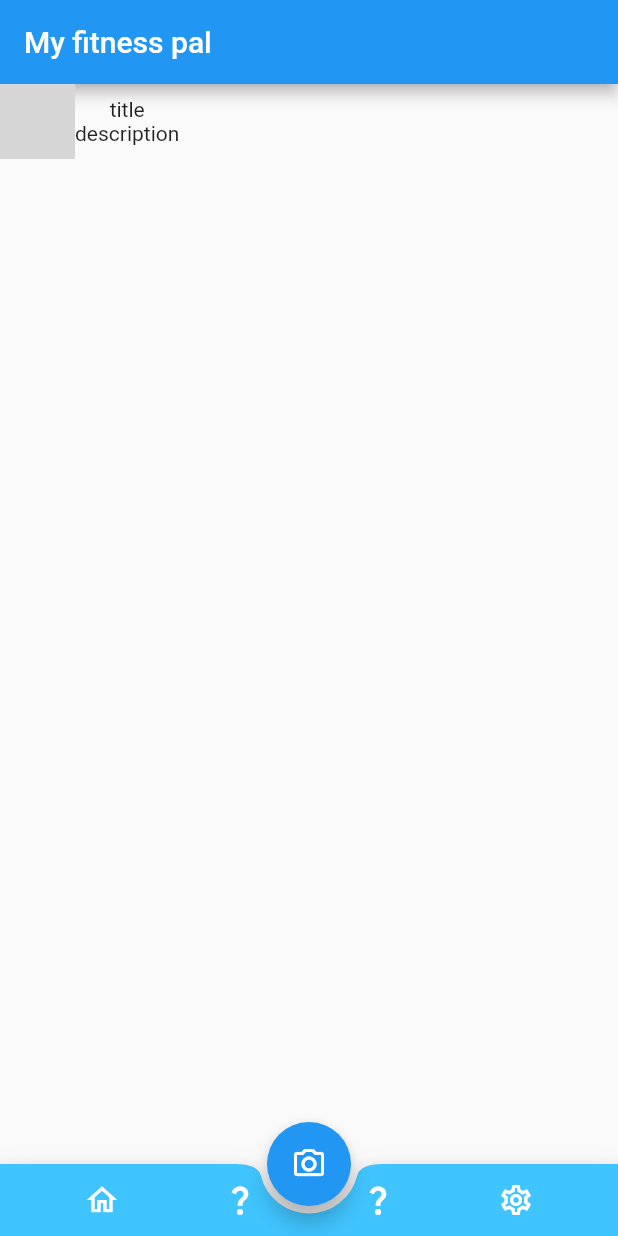
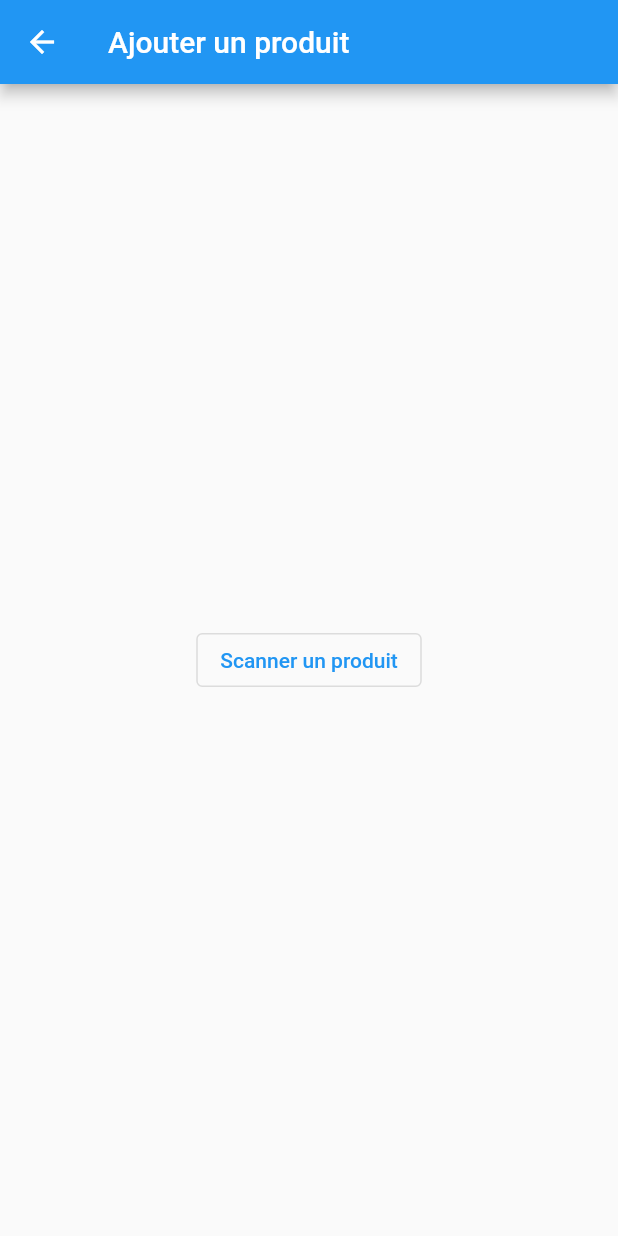
Before and after one commit to aspirio187/flutter_fitness, a Flutter app: the screen it shows after launch, item 2 of the bottom bar chosen, after a tap on the "camera alt" icon, on a phone screen of 412 x 824 dp. Run offline on Flutter 3.47's test engine with Material 2 defaults, Android fonts, the phone set to English and light mode, and no system bars; network calls fail; grey boxes are pictures that could not be loaded.

Commit message:
created navigation to barcode screen and added barcode package

```diff
--- a/lib/models/user_model.dart
+++ b/lib/models/user_model.dart
@@ -1,5 +1,3 @@
-import 'package:flutter/rendering.dart';
-
 class UserModel {
   const UserModel(
       {required this.firstName,
--- /dev/null
+++ b/lib/uis/barcode_scan_screen.dart
@@ -0,0 +1,23 @@
+import 'package:flutter/material.dart';
+import 'package:flutter/widgets.dart';
+
+class BarcodeScanScreen extends StatelessWidget {
+  const BarcodeScanScreen({Key? key}) : super(key: key);
+
+  @override
+  Widget build(BuildContext context) {
+    return Scaffold(
+      appBar: AppBar(
+        title: const Text('Ajouter un produit'),
+      ),
+      body: Center(
+        child: OutlinedButton(
+          child: const Text('Scanner un produit'),
+          onPressed: () {
+            print('Scanneur appelé');
+          },
+        ),
+      ),
+    );
+  }
+}
--- a/lib/uis/home_screen.dart
+++ b/lib/uis/home_screen.dart
@@ -1,4 +1,5 @@
 import 'package:flutter/material.dart';
+import 'package:flutter_fitness/uis/barcode_scan_screen.dart';
 import 'package:flutter_fitness/uis/history_page.dart';
 import 'package:flutter_fitness/uis/settings_page.dart';
 import 'package:flutter_fitness/uis/user_information_page.dart';
@@ -35,7 +36,14 @@ class _HomeScreenState extends State<HomeScreen> {
         onPageChanged: (index) => _onPageChanged,
       ),
       floatingActionButton: FloatingActionButton(
-        onPressed: () => _navigateCamera,
+        onPressed: () {
+          Navigator.push(
+            context,
+            MaterialPageRoute(
+              builder: (context) => const BarcodeScanScreen(),
+            ),
+          );
+        },
         child: const Icon(Icons.camera_alt_outlined),
       ),
       floatingActionButtonLocation: FloatingActionButtonLocation.centerDocked,
@@ -82,7 +90,13 @@ class _HomeScreenState extends State<HomeScreen> {
     );
   }
 
-  void _navigateCamera() {}
+  void _navigateCamera() {
+    Navigator.push(
+        context,
+        MaterialPageRoute(
+          builder: (context) => const BarcodeScanScreen(),
+        ));
+  }
 
   _onPageChanged(int index) {
     setState(() {
--- a/pubspec.yaml
+++ b/pubspec.yaml
@@ -36,6 +36,7 @@ dependencies:
   cupertino_icons: ^1.0.2
   sqlite3: ^1.7.2
   intl: ^0.17.0
+  flutter_barcode_scanner: ^2.0.0
 
 dev_dependencies:
   flutter_test:
```
Also changed, not shown: pubspec.lock.
